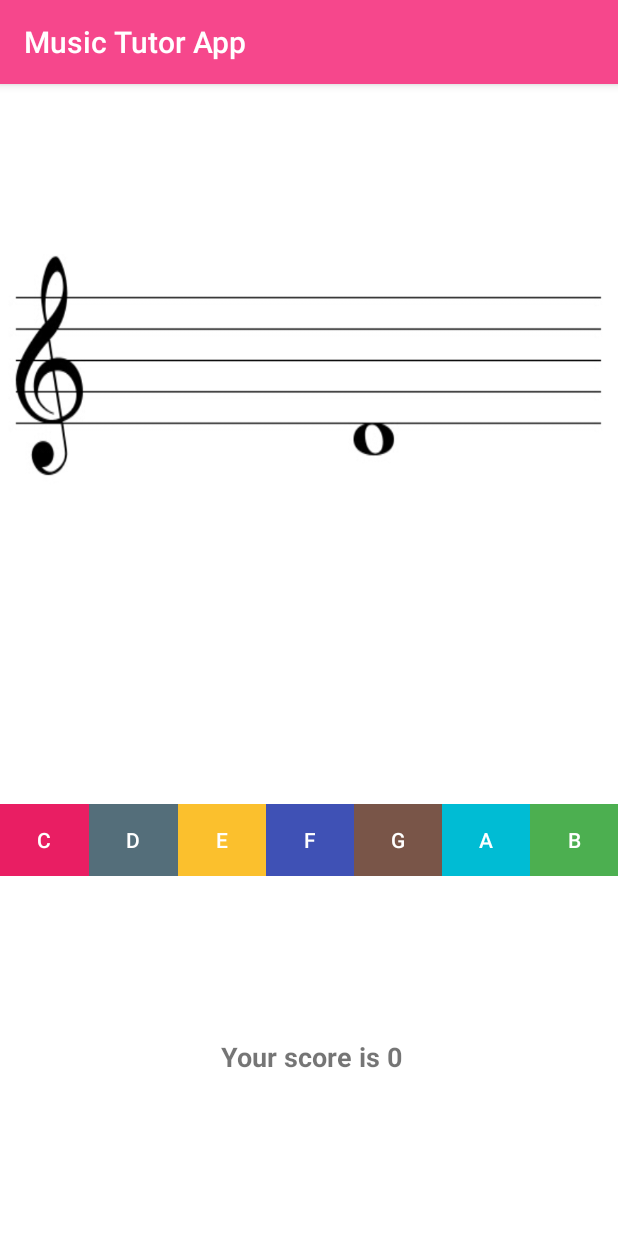
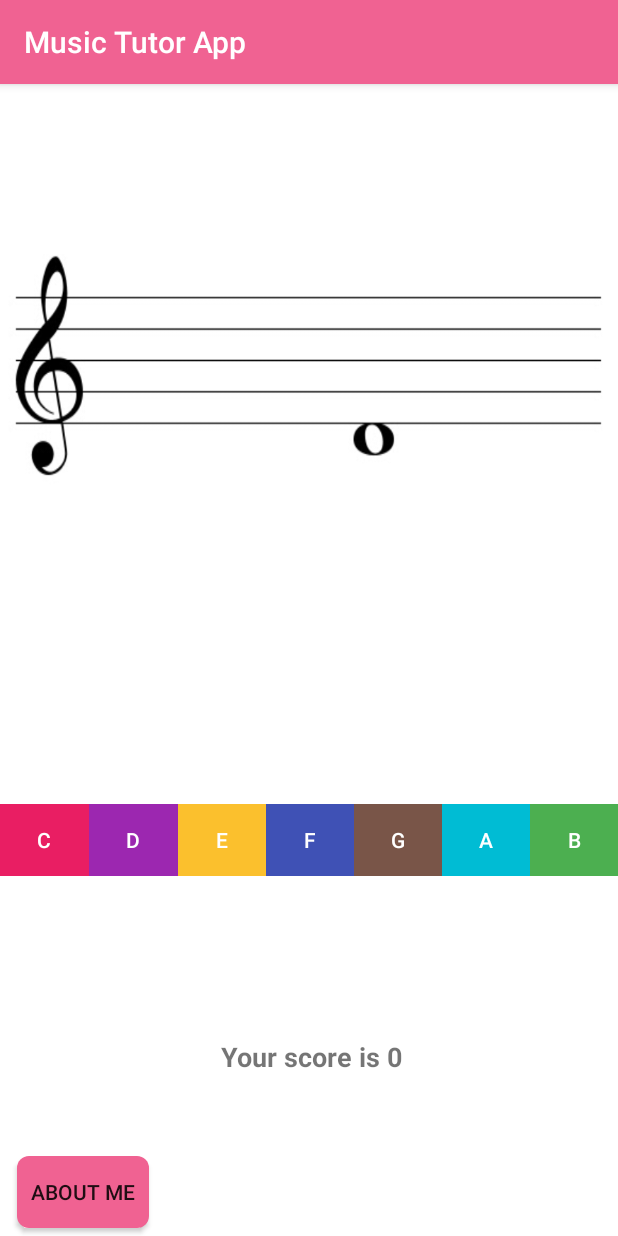
Before and after one commit to annhienktuit/music_tutor_app, an Android app: the soundModeActivity screen opened directly, with no data from a screen before it, on a phone screen of 412 x 824 dp. Run offline under Robolectric (Android 15) with nearby library versions, the phone set to English and light mode, and no system bars; Roboto replaces fonts that are not available here.

Commit message:
add about me
add about me

```diff
--- a/app/src/main/java/com/annhienktuit/musictutorapp/soundModeActivity.java
+++ b/app/src/main/java/com/annhienktuit/musictutorapp/soundModeActivity.java
@@ -17,7 +17,7 @@ import java.util.ArrayList;
 import java.util.Random;
 
 public class soundModeActivity extends AppCompatActivity {
-
+    private Button aboutme;
     LinearLayout linearLayout;
     ArrayList<Integer> arrayimage;
     ArrayList<Button> arraybutton;
@@ -36,7 +36,13 @@ public class soundModeActivity extends AppCompatActivity {
         Score = 0;
         textView_score=(TextView) findViewById(R.id.textView_score) ;
         textView_score.setText("Your score is "+ Score);
-
+        aboutme = (Button) findViewById(R.id.button_aboutme);
+        aboutme.setOnClickListener(new View.OnClickListener() {
+            @Override
+            public void onClick(View v) {
+                openDialog();
+            }
+        });
         arrayimage=new ArrayList<>();
         arrayimage.add(R.drawable.a);
         arrayimage.add(R.drawable.b);
@@ -199,6 +205,11 @@ public class soundModeActivity extends AppCompatActivity {
             }
         });
     }
+    public void openDialog()
+    {
+        AboutMeDialog aboutMeDialog= new AboutMeDialog();
+        aboutMeDialog.show(getSupportFragmentManager(),"about me dialog");
 
+    }
 
 }
--- a/app/src/main/res/drawable/btn_rounded.xml
+++ b/app/src/main/res/drawable/btn_rounded.xml
@@ -1,5 +1,5 @@
 <?xml version="1.0" encoding="utf-8"?>
 <shape xmlns:android="http://schemas.android.com/apk/res/android" android:shape="rectangle">
-    <solid android:color="#F6478C"/>
+    <solid android:color="#f06292"/>
     <corners android:radius="8dp"/>
 </shape>
--- a/app/src/main/res/layout/activity_sound_mode.xml
+++ b/app/src/main/res/layout/activity_sound_mode.xml
@@ -28,7 +28,7 @@
 
         <Button
             android:id="@+id/button_D"
-            android:background="#546e7a"
+            android:background="#9c27b0"
             style="@style/Widget.AppCompat.Button.Colored"
             android:layout_width="wrap_content"
             android:layout_height="wrap_content"
@@ -105,5 +105,16 @@
         android:textSize="18sp"
         android:textStyle="bold" />
 
+    <Button
+        android:id="@+id/button_aboutme"
+        android:layout_width="wrap_content"
+        android:layout_height="wrap_content"
+        android:layout_alignParentStart="true"
+        android:layout_alignParentBottom="true"
+        android:layout_marginStart="11dp"
+        android:layout_marginBottom="5dp"
+        android:background="@drawable/btn_rounded"
+        android:text="About Me" />
+
 
 </RelativeLayout>
--- a/app/src/main/res/values/styles.xml
+++ b/app/src/main/res/values/styles.xml
@@ -3,9 +3,9 @@
     <!-- Base application theme. -->
     <style name="AppTheme" parent="Theme.AppCompat.Light.DarkActionBar">
         <!-- Customize your theme here. -->
-        <item name="colorPrimary">#F6478C</item>
-        <item name="colorPrimaryDark">#F6478C</item>
-        <item name="colorAccent">@color/colorAccent</item>
+        <item name="colorPrimary">#f06292</item>
+        <item name="colorPrimaryDark">#f06292</item>
+        <item name="colorAccent">#f06292</item>
     </style>
 
 </resources>
```
Also changed, not shown: app/src/main/java/com/annhienktuit/musictutorapp/AboutMeDialog.java (added, +27 -0 lines).
